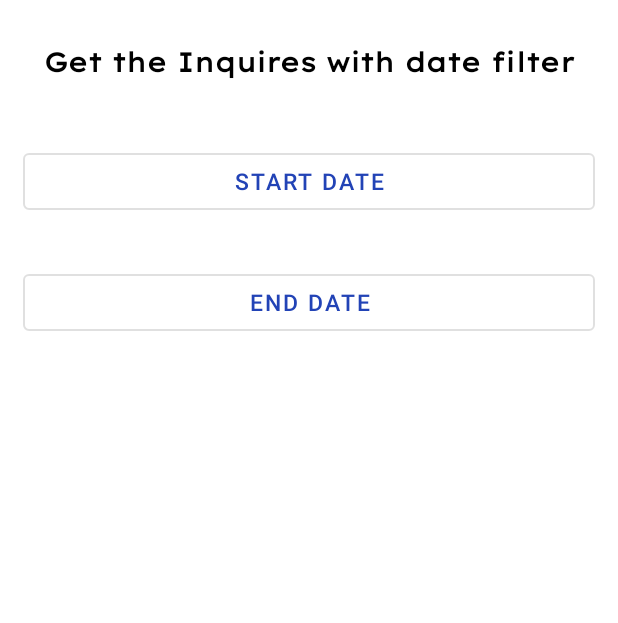
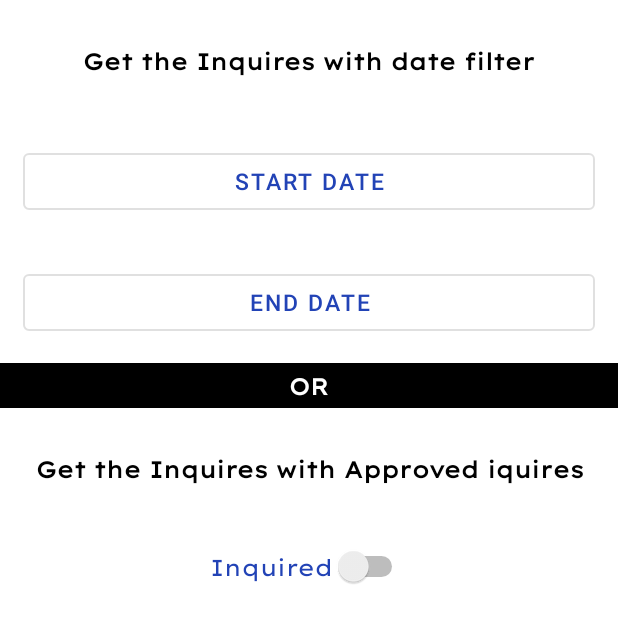
Before and after one commit to onkarmadhekar/Geeta_Dresses_V1, an Android app: the layout filter_card_dialog.xml on its own in the app's theme, with its tools: preview values and no code run, on a phone screen of 412 x 824 dp. Shown: the top 623 px of the screen. Run offline under Robolectric (Android 15) with nearby library versions, the phone set to English and light mode, and no system bars; network calls fail; Roboto replaces fonts that are not available here.

Commit message:
Added the funtionality for the fetching the data with approved -Shreyas

```diff
--- a/app/src/main/java/com/example/geeta_dresses/tokenNumberCreation.java
+++ b/app/src/main/java/com/example/geeta_dresses/tokenNumberCreation.java
@@ -123,6 +123,7 @@ public class tokenNumberCreation extends AppCompatActivity {
             updatedData.put("day", date);
             updatedData.put("isEnquired",false);
             updatedData.put("isPurchased",false);
+            updatedData.put("isApproved", false);
             SharedPreferences.Editor tokenEdit = userSP.edit();
             tokenEdit.putString("tokenNumber",getTokenText);
             tokenEdit.apply();
--- a/app/src/main/res/layout/activity_dashboard.xml
+++ b/app/src/main/res/layout/activity_dashboard.xml
@@ -204,7 +204,6 @@
             tools:ignore="MissingConstraints" />
 
 
-
         <LinearLayout
             android:id="@+id/constraint_layout"
             android:layout_width="match_parent"
--- a/app/src/main/res/layout/filter_card_dialog.xml
+++ b/app/src/main/res/layout/filter_card_dialog.xml
@@ -10,7 +10,7 @@
         android:layout_gravity="center"
         android:gravity="center"
         android:text="Get the Inquires with date filter"
-        android:textSize="18sp"
+        android:textSize="15sp"
         android:fontFamily="@font/lexend_exa"
         android:textColor="@color/black"
         android:textStyle="bold"/>
@@ -36,4 +36,44 @@
         android:textColor="@color/denim_blue"
         android:textSize="15dp" />
 
+
+    <LinearLayout
+        android:layout_width="match_parent"
+        android:layout_height="30dp"
+        android:orientation="vertical"
+        android:background="@color/black">
+        <TextView
+            android:layout_width="match_parent"
+            android:layout_height="match_parent"
+            android:layout_gravity="center"
+            android:gravity="center"
+            android:text="OR"
+            android:textSize="15dp"
+            android:textStyle="bold"
+            android:fontFamily="@font/lexend_exa"
+            android:textColor="@color/white"/>
+    </LinearLayout>
+    <TextView
+        android:layout_width="match_parent"
+        android:layout_height="50dp"
+        android:layout_margin="15dp"
+        android:layout_gravity="center"
+        android:gravity="center"
+        android:text="Get the Inquires with Approved iquires"
+        android:textSize="15sp"
+        android:fontFamily="@font/lexend_exa"
+        android:textColor="@color/black"
+        android:textStyle="bold"/>
+    <Switch
+        android:id="@+id/ApprovedSW"
+        android:layout_width="wrap_content"
+        android:layout_height="50dp"
+        android:padding="5dp"
+        android:layout_gravity="center"
+        android:switchMinWidth="50dp"
+        android:text="Inquired"
+        android:textAlignment="center"
+        android:textColor="@color/denim_blue"
+        android:textSize="15sp"
+        android:fontFamily="@font/lexend_exa"/>
 </LinearLayout>
```
Also changed, not shown: app/src/main/java/com/example/geeta_dresses/Dashboard.java (+96 -21 lines).
